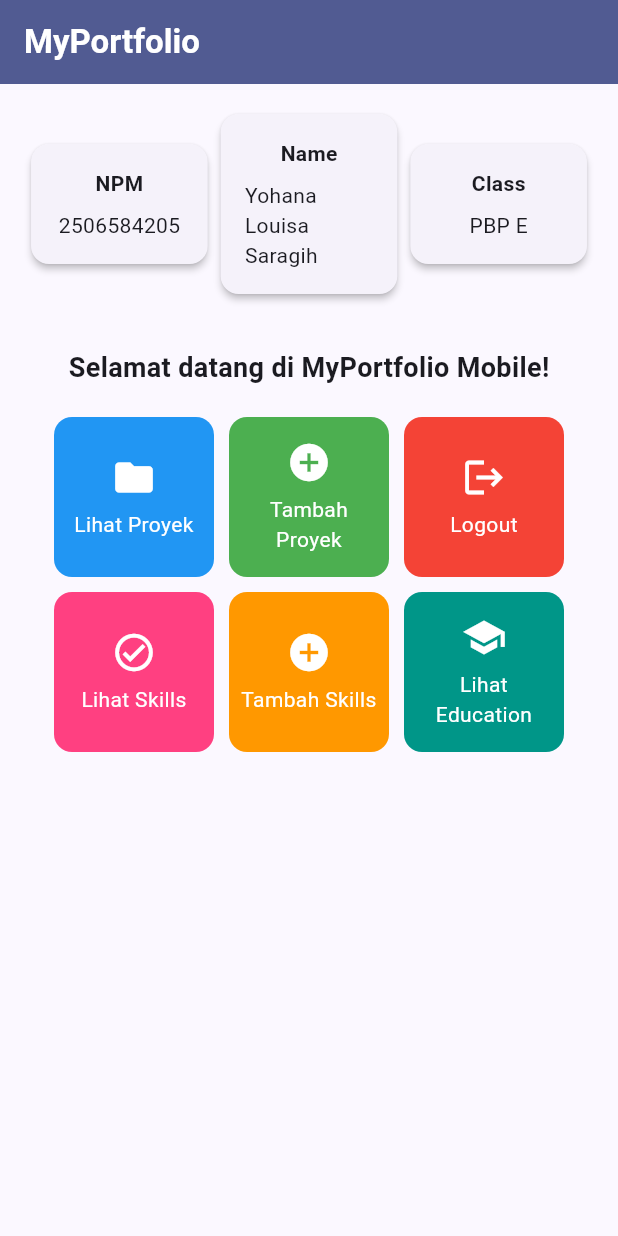
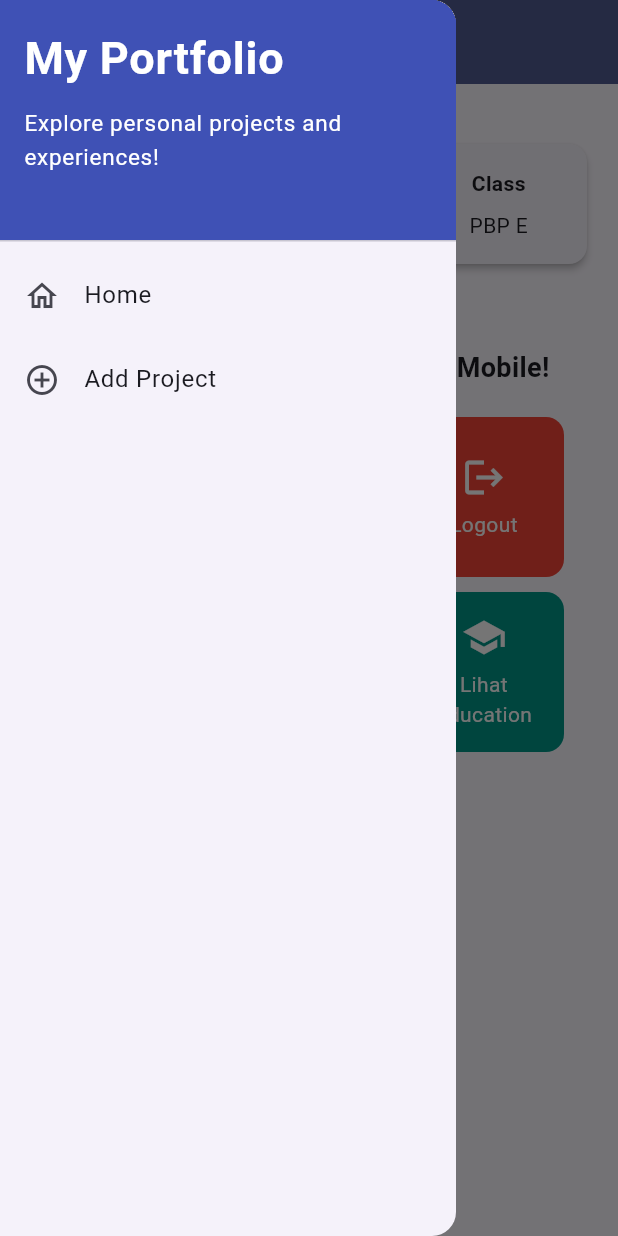
Before and after one commit to yohanalouisa/myportofolio_mobile, a Flutter app: the screen it shows after launch, with the side drawer open (before the commit the screen has no drawer), on a phone screen of 412 x 824 dp. Run offline on Flutter 3.47's test engine with Material 3 defaults, Android fonts, the phone set to English and light mode, and no system bars.

Commit message:
feat: add drawer navigation and project form page
Menambahkan drawer navigation, project form yang dapat diakses dari drawer menu dan button tambah project di main, melakukan routing, dan refactoring file

```diff
--- a/lib/main.dart
+++ b/lib/main.dart
@@ -1,5 +1,5 @@
 import 'package:flutter/material.dart';
-import 'package:myportofolio_mobile/menu.dart';
+import 'package:myportofolio_mobile/screens/menu.dart';
 
 void main() {
   runApp(const MyApp());
--- a/lib/menu.dart
+++ b/lib/screens/menu.dart
@@ -1,4 +1,6 @@
 import 'package:flutter/material.dart';
+import 'package:myportofolio_mobile/widgets/left_drawer.dart';
+import 'package:myportofolio_mobile/widgets/project_card.dart';
 
 class MyHomePage extends StatelessWidget {
   MyHomePage({super.key});
@@ -30,8 +32,10 @@ class MyHomePage extends StatelessWidget {
           ),
         ),
         backgroundColor: Theme.of(context).colorScheme.primary,
+        iconTheme: const IconThemeData(color: Colors.white)
       ),
       // Body halaman utama dengan padding di sekelilingnya.
+      drawer: const LeftDrawer(),
       body: Padding(
         padding: const EdgeInsets.all(16.0),
         child: Column(
@@ -126,50 +130,3 @@ class ItemHomepage {
 
   ItemHomepage(this.name, this.icon, this.color);
 }
-
-class ItemCard extends StatelessWidget {
-  final ItemHomepage item;
-
-  const ItemCard(this.item, {super.key});
-
-  @override
-  Widget build(BuildContext context) {
-    return Material(
-      // Menggunakan warna sekunder dari skema tema aplikasi.
-      color: item.color,
-      borderRadius: BorderRadius.circular(12),
-      child: InkWell(
-        // Aksi ketika kartu ditekan oleh pengguna.
-        onTap: () {
-          // Menampilkan SnackBar dengan pesan interaktif.
-          ScaffoldMessenger.of(context)
-            ..hideCurrentSnackBar()
-            ..showSnackBar(
-              SnackBar(content: Text("Kamu telah menekan tombol ${item.name}!"))
-            );
-        },
-        child: Container(
-          padding: const EdgeInsets.all(8),
-          child: Center(
-            child: Column(
-              mainAxisAlignment: MainAxisAlignment.center,
-              children: [
-                Icon(
-                  item.icon,
-                  color: Colors.white,
-                  size: 30.0,
-                ),
-                const Padding(padding: EdgeInsets.all(3)),
-                Text(
-                  item.name,
-                  textAlign: TextAlign.center,
-                  style: const TextStyle(color: Colors.white),
-                ),
-              ],
-            ),
-          ),
-        ),
-      ),
-    );
-  }
-}
--- /dev/null
+++ b/lib/widgets/left_drawer.dart
@@ -0,0 +1,70 @@
+import 'package:flutter/material.dart';
+import 'package:myportofolio_mobile/screens/menu.dart';
+import 'package:myportofolio_mobile/screens/project_form.dart';
+
+class LeftDrawer extends StatelessWidget {
+  const LeftDrawer({super.key});
+
+  @override
+  Widget build(BuildContext context) {
+    return Drawer(
+      child: ListView(
+        children: [
+          const DrawerHeader(
+            decoration: BoxDecoration(
+              color: Colors.indigo,
+            ),
+            child: Column(
+              crossAxisAlignment: CrossAxisAlignment.start,
+              children: [
+                Text(
+                  'My Portfolio',
+                  style: TextStyle(
+                    fontSize: 30,
+                    fontWeight: FontWeight.bold,
+                    color: Colors.white,
+                  ),
+                ),
+                SizedBox(height: 10),
+                Text(
+                  'Explore personal projects and experiences!',
+                  style: TextStyle(
+                    fontSize: 15,
+                    color: Colors.white,
+                  ),
+                ),
+              ],
+            ),
+          ),
+          // Bagian routing
+          ListTile(
+            leading: const Icon(Icons.home_outlined),
+            title: const Text('Home'),
+            // Navigasi ke halaman utama portofolio
+            onTap: () {
+              Navigator.pushReplacement(
+                context,
+                MaterialPageRoute(
+                  builder: (context) => MyHomePage(),
+                ),
+              );
+            },
+          ),
+          ListTile(
+            leading: const Icon(Icons.add_circle_outline),
+            title: const Text('Add Project'),
+            // Navigasi ke halaman tambah proyek
+            onTap: () {
+              Navigator.pushReplacement(
+                context,
+                MaterialPageRoute(
+                  builder: (context) => ProjectFormPage(),
+                ),
+              );
+            },
+          ),
+        ],
+      ),
+    );
+  }
+}
--- /dev/null
+++ b/lib/widgets/project_card.dart
@@ -0,0 +1,54 @@
+import 'package:flutter/material.dart';
+import 'package:myportofolio_mobile/screens/menu.dart';
+import 'package:myportofolio_mobile/screens/project_form.dart';
+
+class ItemCard extends StatelessWidget {
+  final ItemHomepage item;
+
+  const ItemCard(this.item, {super.key});
+
+  @override
+  Widget build(BuildContext context) {
+    return Material(
+      // Menggunakan warna sekunder dari skema tema aplikasi.
+      color: item.color,
+      borderRadius: BorderRadius.circular(12),
+      child: InkWell(
+        // Aksi ketika kartu ditekan oleh pengguna.
+        onTap: () {
+          // Menampilkan SnackBar dengan pesan interaktif.
+          ScaffoldMessenger.of(context)
+            ..hideCurrentSnackBar()
+            ..showSnackBar(
+              SnackBar(content: Text("Kamu telah menekan tombol ${item.name}!"))
+            );
+
+          if (item.name == "Tambah Proyek") {
+            Navigator.push(context, MaterialPageRoute(builder: (context) => ProjectFormPage()));
+          }
+        },
+        child: Container(
+          padding: const EdgeInsets.all(8),
+          child: Center(
+            child: Column(
+              mainAxisAlignment: MainAxisAlignment.center,
+              children: [
+                Icon(
+                  item.icon,
+                  color: Colors.white,
+                  size: 30.0,
+                ),
+                const Padding(padding: EdgeInsets.all(3)),
+                Text(
+                  item.name,
+                  textAlign: TextAlign.center,
+                  style: const TextStyle(color: Colors.white),
+                ),
+              ],
+            ),
+          ),
+        ),
+      ),
+    );
+  }
+}
```
Also changed, not shown: lib/screens/project_form.dart (added, +215 -0 lines).
